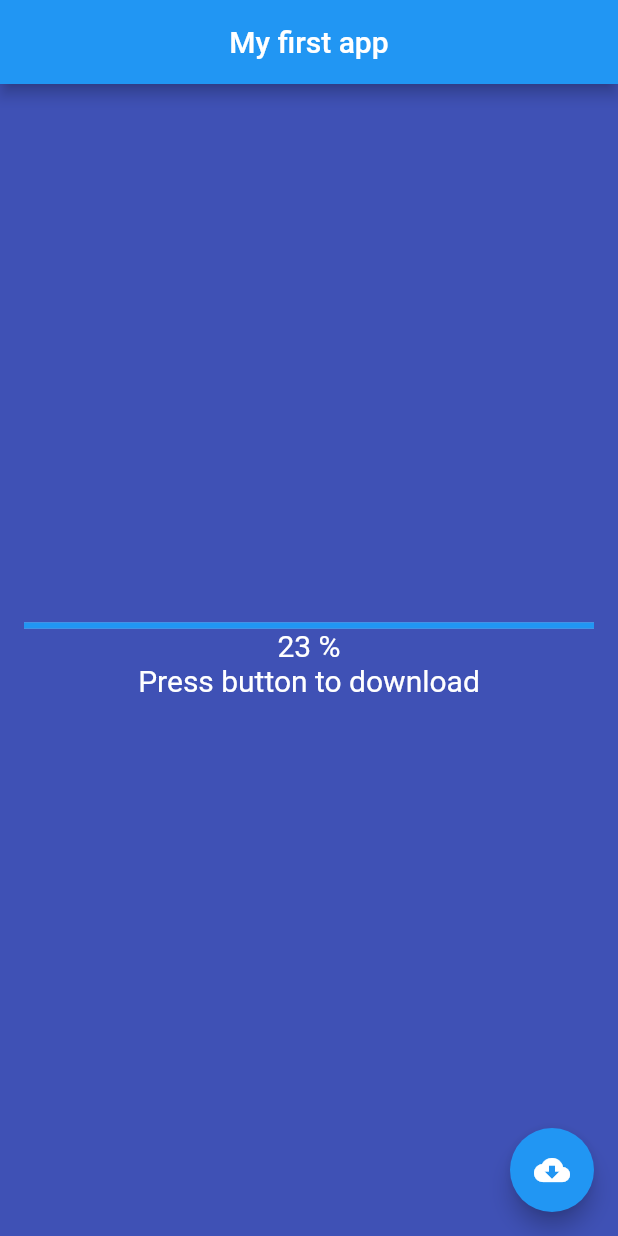
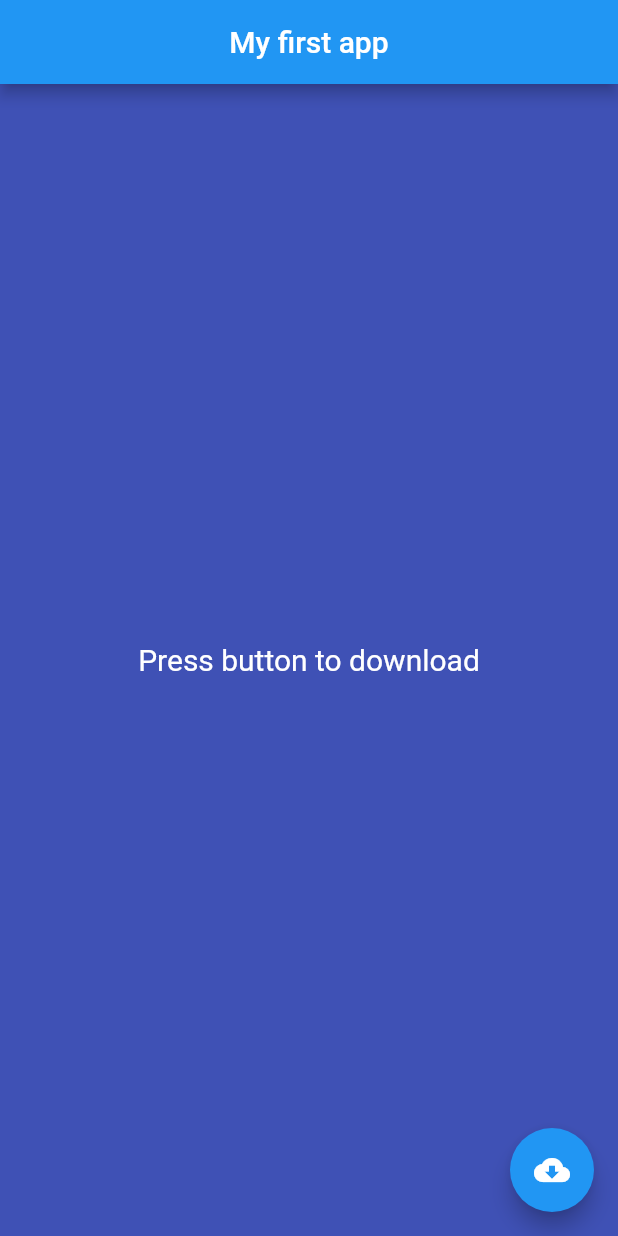
Before and after one commit to CODE-DK/hello_flutter, a Flutter app: the screen it shows after launch, on a phone screen of 412 x 824 dp. Run offline on Flutter 3.47's test engine with Material 2 defaults, Android fonts, the phone set to English and light mode, and no system bars.

```diff
--- a/lib/main.dart
+++ b/lib/main.dart
@@ -1,19 +1,42 @@
+import 'dart:async';
+
 import 'package:flutter/material.dart';
 
 void main(List<String> args) {
   runApp(const MyFirstApp());
 }
 
-class MyFirstApp extends StatelessWidget {
+class MyFirstApp extends StatefulWidget {
   const MyFirstApp({Key? key}) : super(key: key);
+
+  @override
+  State<StatefulWidget> createState() {
+    return _MyFirstAppState();
+  }
+}
+
+class _MyFirstAppState extends State<MyFirstApp> {
+  late bool _loading;
+  late double _progressValue;
+
+  @override
+  void initState() {
+    super.initState();
+
+    _loading = false;
+    _progressValue = 0.0;
+  }
 
   @override
   Widget build(BuildContext context) {
     return MaterialApp(
         home: Scaffold(
-            floatingActionButton: const FloatingActionButton(
-              onPressed: null,
-              child: Icon(Icons.cloud_download),
+            floatingActionButton: FloatingActionButton(
+              onPressed: () => setState(() {
+                _loading = !_loading;
+                _updateProgress();
+              }),
+              child: const Icon(Icons.cloud_download),
             ),
             appBar: AppBar(
               title: const Text('My first app'),
@@ -23,16 +46,33 @@ class MyFirstApp extends StatelessWidget {
             body: Center(
                 child: Container(
                     padding: const EdgeInsets.all(16),
-                    child: Column(
-                      mainAxisAlignment: MainAxisAlignment.center,
-                      children: const [
-                        LinearProgressIndicator(value: 23),
-                        Text('23 %',
-                            style:
-                                TextStyle(color: Colors.white, fontSize: 20)),
-                        Text('Press button to download',
-                            style: TextStyle(color: Colors.white, fontSize: 20))
-                      ],
-                    )))));
+                    child: _loading
+                        ? Column(
+                            mainAxisAlignment: MainAxisAlignment.center,
+                            children: [
+                              LinearProgressIndicator(value: _progressValue),
+                              Text('${(_progressValue * 100).round()}%',
+                                  style: const TextStyle(
+                                      color: Colors.white, fontSize: 20))
+                            ],
+                          )
+                        : const Text('Press button to download',
+                            style: TextStyle(
+                                color: Colors.white, fontSize: 20))))));
+  }
+
+  void _updateProgress() {
+    Timer.periodic(const Duration(seconds: 1), (timer) {
+      setState(() {
+        _progressValue += 0.2;
+
+        if (_progressValue.toStringAsFixed(1) == '1.0') {
+          _loading = false;
+          timer.cancel();
+          _progressValue = 0.0;
+          return;
+        }
+      });
+    });
   }
 }
```
